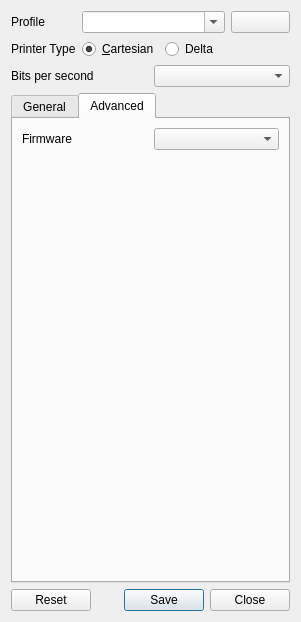
Before: the Qt Designer form src/dialogs/profilesdialog.ui in KDE/atelier, drawn with Qt 5.
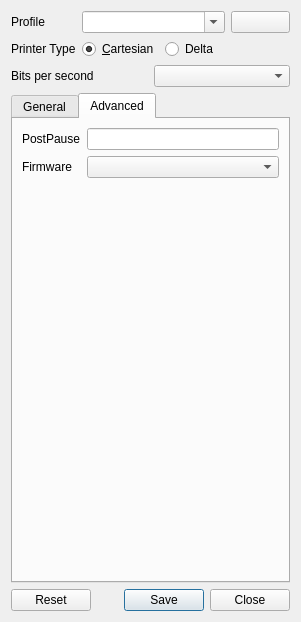
After: the same form once the commit is applied. The open tabs and pages were chosen to show the change.

Commit message: Add Basic postPause support Add Basic Resume support

Patch:
```diff
--- a/src/dialogs/profilesdialog.ui
+++ b/src/dialogs/profilesdialog.ui
@@ -268,18 +268,18 @@
       <attribute name="title">
        <string>Advanced</string>
       </attribute>
-       <layout class="QGridLayout" name="gridLayout_7">
-        <item row="0" column="0">
+    <layout class="QGridLayout" name="gridLayout_7">
+        <item row="1" column="0">
          <widget class="QLabel" name="label_6">
           <property name="text">
            <string>Firmware</string>
           </property>
          </widget>
         </item>
-        <item row="0" column="1">
+        <item row="1" column="1">
          <widget class="QComboBox" name="firmwareCB"/>
         </item>
-        <item row="1" column="0">
+        <item row="3" column="0">
          <spacer name="verticalSpacer">
           <property name="orientation">
            <enum>Qt::Vertical</enum>
@@ -292,6 +292,16 @@
           </property>
          </spacer>
         </item>
+        <item row="0" column="0">
+         <widget class="QLabel" name="label_8">
+          <property name="text">
+           <string>PostPause</string>
+          </property>
+         </widget>
+        </item>
+        <item row="0" column="1">
+         <widget class="QLineEdit" name="postPauseLE"/>
+        </item>
        </layout>
      </widget>
     </widget>
```
The commit also changes 4 other files.
